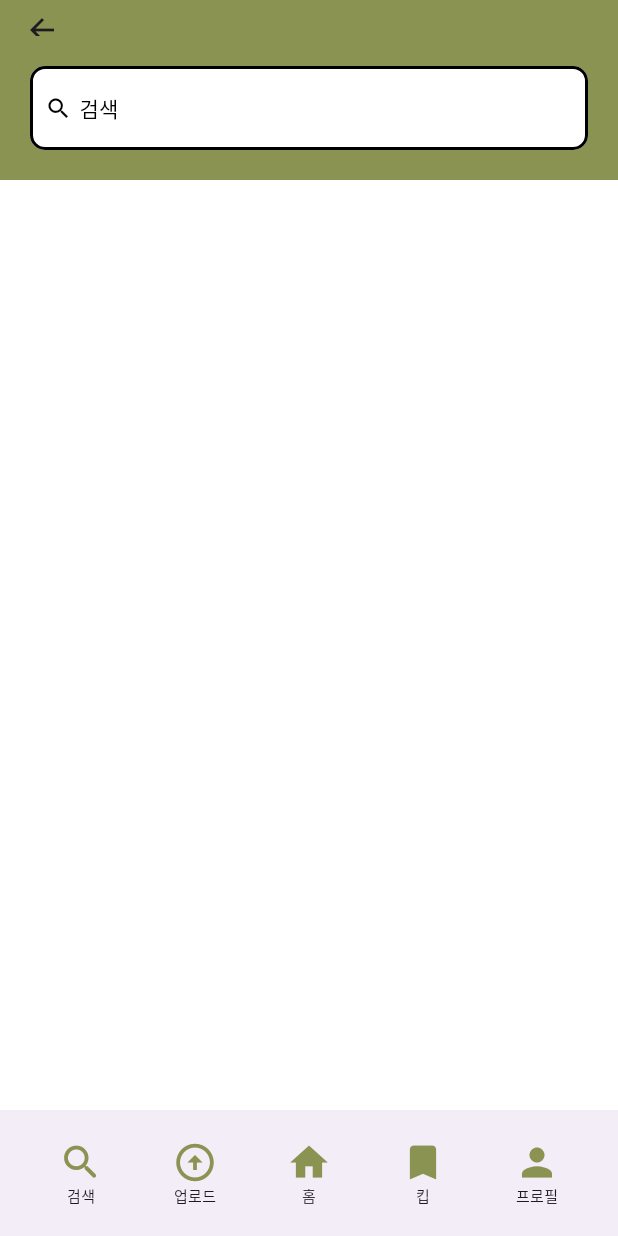
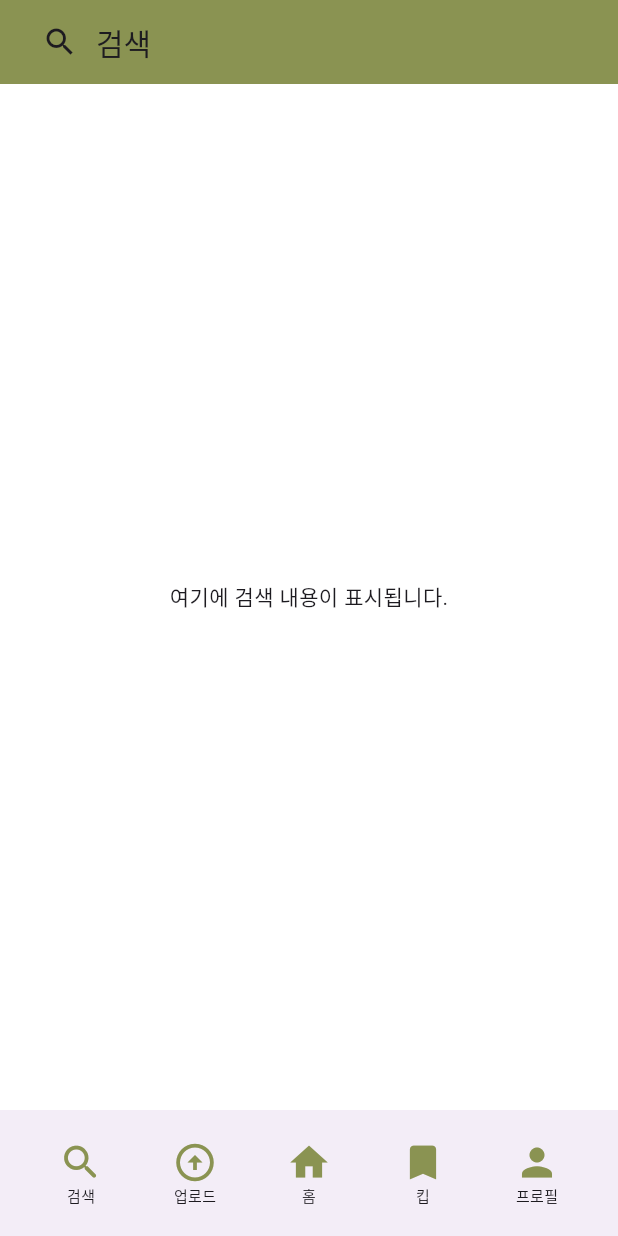
Before and after one commit to daehun123/CAKI_project, a Flutter app: the SearchScreen screen opened directly, on a phone screen of 412 x 824 dp. Run offline on Flutter 3.47's test engine with Material 3 defaults, Android fonts, the phone set to English and light mode, and no system bars; our stand-ins replace group_button.

Commit message:
서치스크린

```diff
--- a/lib/Screens/search/Searchscreen.dart
+++ b/lib/Screens/search/Searchscreen.dart
@@ -1,8 +1,6 @@
-import 'package:caki_project/Screens/Main_veiw/main_screen.dart';
 import 'package:flutter/cupertino.dart';
 import 'package:flutter/material.dart';
 import '../Main_veiw/Bottom_main.dart';
-import '../Main_veiw/Components/Mainpagesearchbox.dart';
 
 class SearchScreen extends StatelessWidget {
   const SearchScreen({super.key});
@@ -10,21 +8,26 @@ class SearchScreen extends StatelessWidget {
   @override
   Widget build(BuildContext context) {
     return Scaffold(
-      appBar: PreferredSize(
-        preferredSize: Size.fromHeight(120.0), // AppBar의 높이 설정
-        child: AppBar(
-          backgroundColor: Color(0xFF8A9352),
-          leading: IconButton(
-            icon: Icon(Icons.arrow_back), // 아이콘 설정
-            onPressed: () {
-              Navigator.push(
-                context,
-                MaterialPageRoute(builder: (context) => MyHomePage()), // 설정 페이지로 이동
-              );
-            },
-          ),
-          bottom: searchBox(context),
+      appBar: AppBar(
+        automaticallyImplyLeading: false,
+        backgroundColor: Color(0xFF8A9352),
+        title: Row(
+          children: [
+            IconButton(
+              icon: Icon(Icons.search),
+              onPressed: () {
+                // 검색 아이콘 클릭 시 동작할 내용
+              },
+            ),
+            Text(
+              '검색',
+              style: TextStyle(fontSize: 20),
+            ),
+          ],
         ),
+      ),
+      body: Center(
+        child: Text('여기에 검색 내용이 표시됩니다.'),
       ),
       bottomNavigationBar: Bottom(),
     );
```
